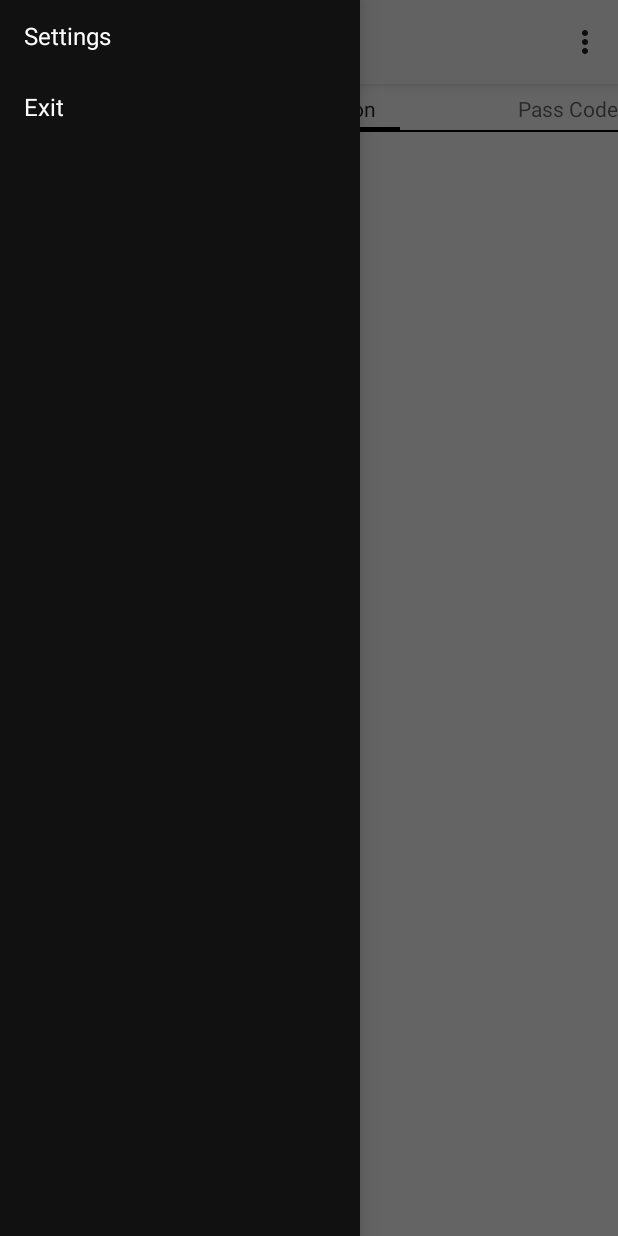
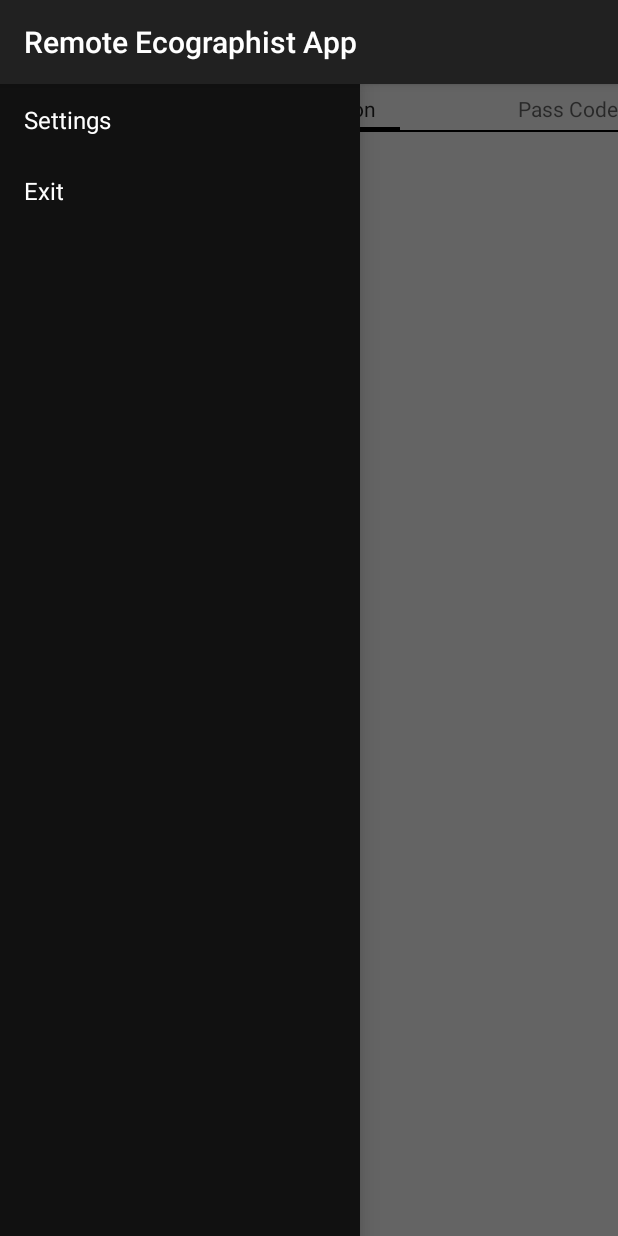
Before and after one commit to crs4/crs4-telemed, an Android app: the screen it shows after launch (EcoConfigActivity), with the side drawer open, on a phone screen of 412 x 824 dp. Run offline under Robolectric (Android 15) with nearby library versions, the phone set to English and light mode, and no system bars; our stand-ins replace Volley; network calls fail; pictures from the network do not load; 1 statement that could not run was skipped.

Commit message:
Changed to use DarkAactionBar theme and deleted custom toolbar

```diff
--- a/android_studio/EcoApp/app/build.gradle
+++ b/android_studio/EcoApp/app/build.gradle
@@ -6,7 +6,7 @@ android {
     buildToolsVersion "21.0.2"
 
     defaultConfig {
-        applicationId "it.crs4.most.eco_app"
+        applicationId "it.crs4.most.demo.ecoapp"
         minSdkVersion 15
         targetSdkVersion 21
         versionCode 1
--- a/android_studio/EcoApp/app/src/main/java/it/crs4/most/demo/ecoapp/EcoConfigActivity.java
+++ b/android_studio/EcoApp/app/src/main/java/it/crs4/most/demo/ecoapp/EcoConfigActivity.java
@@ -13,30 +13,24 @@ import it.crs4.most.demo.ecoapp.models.Device;
 import it.crs4.most.demo.ecoapp.models.EcoUser;
 import it.crs4.most.demo.ecoapp.models.Patient;
 import it.crs4.most.demo.ecoapp.models.Teleconsultation;
+
 import android.content.Intent;
 import android.content.res.AssetManager;
 import android.os.Bundle;
 import android.support.v4.app.Fragment;
 import android.support.v4.app.FragmentManager;
-import android.support.v7.app.ActionBar;
 import android.support.v7.app.ActionBarDrawerToggle;
 import android.support.v7.app.AppCompatActivity;
-import android.support.v7.widget.Toolbar;
 import android.util.Log;
-import android.view.Menu;
-import android.view.MenuInflater;
-import android.view.MenuItem;
-import android.widget.Toast;
 import android.support.v4.widget.DrawerLayout;
 import android.widget.ListView;
 import android.view.View;
 import android.widget.ArrayAdapter;
-import android.widget.AdapterView.OnItemClickListener;
 import android.widget.AdapterView;
 
 public class EcoConfigActivity extends AppCompatActivity implements IConfigBuilder {
 
-	private static String [] pages = { "User Selection",
+    private static String[] pages = {"User Selection",
             "Pass Code",
             "Emergency Patient Selection",
             "Summary",
@@ -44,9 +38,9 @@ public class EcoConfigActivity extends AppCompatActivity implements IConfigBuild
 
     private static String TAG = "MostViewPager";
 
-	private ConfigFragment [] configFragments = null;
+    private ConfigFragment[] configFragments = null;
 
-	private MostViewPager vpPager  = null;
+    private MostViewPager vpPager = null;
     private EcoUser ecoUser = null;
     private Patient patient = null;
     private Teleconsultation teleconsultation = null;
@@ -61,51 +55,9 @@ public class EcoConfigActivity extends AppCompatActivity implements IConfigBuild
     private RemoteConfigReader rcr;
 
     private DrawerLayout mDrawerLayout;
+    private ActionBarDrawerToggle mDrawerToggle;
     private ListView mDrawerList;
-	private ActionBarDrawerToggle mDrawerToggle;
-
-	private class DrawerItemClickListener implements ListView.OnItemClickListener {
-		String TAG = "DrawerItemClickListener";
-
-		@Override
-		public void onItemClick(AdapterView parent, View view, int position, long id) {
-			String value = (String) parent.getItemAtPosition(position);
-			Log.d(TAG, String.format("position %d, value %s", position, value));
-
-			switch (position){
-				case 0: //SETTINGS
-					Intent intent = new Intent(EcoConfigActivity.this, SettingsActivity.class);
-					startActivity(intent);
-					break;
-				case 1: //EXIT
-					finish();
-					break;
-
-			}
-		}
-	}
-
-//	/** Swaps fragments in the main content view */
-//	private void selectItem(int position) {
-//		// Create a new fragment and specify the planet to show based on position
-//		Fragment fragment = new PlanetFragment();
-//		Bundle args = new Bundle();
-//		args.putInt(PlanetFragment.ARG_PLANET_NUMBER, position);
-//		fragment.setArguments(args);
-//
-//		// Insert the fragment by replacing any existing fragment
-//		FragmentManager fragmentManager = getFragmentManager();
-//		fragmentManager.beginTransaction()
-//				.replace(R.id.content_frame, fragment)
-//				.commit();
-//
-//		// Highlight the selected item, update the title, and close the drawer
-//		mDrawerList.setItemChecked(position, true);
-//		setTitle(mPlanetTitles[position]);
-//		mDrawerLayout.closeDrawer(mDrawerList);
-//	}
-
-
+    private SmartFragmentStatePagerAdapter adapterViewPager;
 
     @Override
     protected void onCreate(Bundle savedInstanceState) {
@@ -113,43 +65,32 @@ public class EcoConfigActivity extends AppCompatActivity implements IConfigBuild
 
         this.configProps = loadProperties("uri.properties.default");
         this.configServerIP = this.configProps.getProperty("configServerIp");
-		this.configServerPort = Integer.valueOf(this.configProps.getProperty("configServerPort")).intValue();
+        this.configServerPort = Integer.valueOf(this.configProps.getProperty("configServerPort"));
         this.clientId = this.configProps.getProperty("clientId");
         this.clientSecret = this.configProps.getProperty("clientSecret");
-		this.rcr = new RemoteConfigReader(this, this.configServerIP, configServerPort, this.clientId,this.clientSecret);
+        this.rcr = new RemoteConfigReader(this, this.configServerIP,
+                configServerPort, this.clientId, this.clientSecret);
 
         setupConfigFragments();
         setContentView(R.layout.config_activity_main);
 
-		//setupActionBar();
-
         vpPager = (MostViewPager) findViewById(R.id.vpPager);
-        adapterViewPager = new MyPagerAdapter(this,getSupportFragmentManager());
+        adapterViewPager = new PagerAdapter(this, getSupportFragmentManager());
         vpPager.setAdapter(adapterViewPager);
         vpPager.setOnPageListener(pages);
-		Toolbar myToolbar = (Toolbar) findViewById(R.id.my_toolbar);
-		setSupportActionBar(myToolbar);
-        //android.support.v7.app.ActionBar actionBar = getSupportActionBar();
-        //actionBar.setDisplayHomeAsUpEnabled(true);
 
 
         mDrawerLayout = (DrawerLayout) findViewById(R.id.drawer_layout);
+        String[] drawerItems = {
+                getString(R.string.settings), getString(R.string.exit)
+        };
         mDrawerList = (ListView) findViewById(R.id.left_drawer);
-
-		// Set the adapter for the list view
-
-		String[] items = {"Settings", "Exit"};
-		mDrawerList.setAdapter(new ArrayAdapter<String>(this,
-				R.layout.drawer_list_item, items));
-		// Set the list's click listener
+        mDrawerList.setAdapter(new ArrayAdapter<>(this, R.layout.drawer_list_item, drawerItems));
         mDrawerList.setOnItemClickListener(new DrawerItemClickListener());
-
-
 
         mDrawerToggle = new ActionBarDrawerToggle(
                 this,                  /* host Activity */
                 mDrawerLayout,         /* DrawerLayout object */
-				myToolbar,
                 R.string.drawer_open,  /* "open drawer" description for accessibility */
                 R.string.drawer_close  /* "close drawer" description for accessibility */
         ) {
@@ -170,9 +111,6 @@ public class EcoConfigActivity extends AppCompatActivity implements IConfigBuild
         // Set the drawer toggle as the DrawerListener
         mDrawerLayout.setDrawerListener(mDrawerToggle);
 
-		getSupportActionBar().setDisplayHomeAsUpEnabled(true);
-		getSupportActionBar().setHomeButtonEnabled(true);
-
     }
 
     @Override
@@ -182,28 +120,11 @@ public class EcoConfigActivity extends AppCompatActivity implements IConfigBuild
         mDrawerToggle.syncState();
     }
 
-
-	@Override
-	public boolean onCreateOptionsMenu(Menu menu) {
-		MenuInflater inflater = getMenuInflater();
-		inflater.inflate(R.menu.config, menu);
-		return true;
-	}
-
-	private void setupActionBar()
-	{
-		ActionBar actionBar = getSupportActionBar();
-	    // add the custom view to the action bar
-	    actionBar.setCustomView(R.layout.config_actionbar_view);
-	    actionBar.setDisplayOptions(ActionBar.DISPLAY_SHOW_CUSTOM
-		        | ActionBar.DISPLAY_SHOW_HOME);
-	}
-
     private void setupConfigFragments() {
 
         this.configFragments = new ConfigFragment[this.pages.length];
 
-	   this.configFragments[0] = Fragment_UserSelection.newInstance(this,1, "User Selection");
+        this.configFragments[0] = Fragment_UserSelection.newInstance(this, 1, "User Selection");
         this.configFragments[1] = Fragment_EnterPasscode.newInstance(this, 2, "Enter passcode");
         this.configFragments[2] = Fragment_PatientSelection.newInstance(this, 3, "Patient Selection");
         this.configFragments[3] = Fragment_Summary.newInstance(this, 4, "Summary  ");
@@ -228,27 +149,21 @@ public class EcoConfigActivity extends AppCompatActivity implements IConfigBuild
             properties.load(inputStream);
 
         } catch (IOException e) {
-               // TODO Auto-generated catch block
-               Log.e("AssetsPropertyReader",e.toString());
+            Log.e("AssetsPropertyReader", e.toString());
         }
         return properties;
     }
 
-
-	private SmartFragmentStatePagerAdapter adapterViewPager;
-
     // Extend from SmartFragmentStatePagerAdapter now instead for more dynamic ViewPager items
-    public static class MyPagerAdapter extends SmartFragmentStatePagerAdapter {
+    public static class PagerAdapter extends SmartFragmentStatePagerAdapter {
 
         private EcoConfigActivity activity = null;
 
-        public MyPagerAdapter(EcoConfigActivity activity,FragmentManager fragmentManager) {
+        public PagerAdapter(EcoConfigActivity activity, FragmentManager fragmentManager) {
             super(fragmentManager);
             this.activity = activity;
 
         }
-
-
 
         // Returns total number of pages
         @Override
@@ -259,51 +174,43 @@ public class EcoConfigActivity extends AppCompatActivity implements IConfigBuild
         // Returns the fragment to display for that page
         @Override
         public Fragment getItem(int position) {
-        	Log.d(TAG,"Selected Page Item at pos:" + position);
+            Log.d(TAG, "Selected Page Item at pos:" + position);
 
-        	//  Toast.makeText(this.activity,      "getItem on position:::: " + position, Toast.LENGTH_SHORT).show();
-
-              if (position>=0 && position < pages.length)
+            if (position >= 0 && position < pages.length)
                 return this.activity.configFragments[position];
             else
                 return null;
         }
-
 
         // Returns the page title for the top indicator
         @Override
         public CharSequence getPageTitle(int position) {
             return pages[position];
         }
-
     }
-
 
     @Override
     public void listEcoUsers() {
-		this.vpPager.setInternalCurrentItem(0,0);
+        this.vpPager.setInternalCurrentItem(0, 0);
     }
 
     @Override
     public void setEcoUser(EcoUser user) {
         this.ecoUser = user;
-		Log.d(TAG, "User selected:" + String.format("%s %s ", user.getFirstName() , user.getLastName()));
-		if (this.ecoUser!=null)
-		{
-			this.vpPager.setInternalCurrentItem(1,0);
+        Log.d(TAG, "User selected:" + String.format("%s %s ", user.getFirstName(), user.getLastName()));
+        if (this.ecoUser != null) {
+            this.vpPager.setInternalCurrentItem(1, 0);
         }
     }
-
 
     @Override
     public EcoUser getEcoUser() {
         return this.ecoUser;
     }
 
-
     @Override
     public void listPatients() {
-		this.vpPager.setInternalCurrentItem(2,0);
+        this.vpPager.setInternalCurrentItem(2, 0);
     }
 
     @Override
@@ -313,13 +220,11 @@ public class EcoConfigActivity extends AppCompatActivity implements IConfigBuild
         this.vpPager.setInternalCurrentItem(3, 2);
     }
 
-
     @Override
     public void setTeleconsultation(Teleconsultation teleconsultation) {
         this.teleconsultation = teleconsultation;
         this.startTeleconsultationActivity();
     }
-
 
     @Override
     public Patient getPatient() {
@@ -327,12 +232,11 @@ public class EcoConfigActivity extends AppCompatActivity implements IConfigBuild
     }
 
 
-	private void startTeleconsultationActivity()
-	{
-		Intent i = new Intent(this,EcoTeleconsultationActivity.class);
-		Log.d(TAG,"STARTING ACTIVITY WITH ECO USER:" + this.ecoUser);
+    private void startTeleconsultationActivity() {
+        Intent i = new Intent(this, EcoTeleconsultationActivity.class);
+        Log.d(TAG, "STARTING ACTIVITY WITH ECO USER:" + this.ecoUser);
         i.putExtra("EcoUser", this.ecoUser);
-		i.putExtra("Teleconsultation" , this.teleconsultation);
+        i.putExtra("Teleconsultation", this.teleconsultation);
         startActivity(i);
     }
 
@@ -351,4 +255,25 @@ public class EcoConfigActivity extends AppCompatActivity implements IConfigBuild
         this.camera = camera;
     }
 
+    private class DrawerItemClickListener implements ListView.OnItemClickListener {
+        String TAG = "DrawerItemClickListener";
+
+        @Override
+        public void onItemClick(AdapterView parent, View view, int position, long id) {
+            String value = (String) parent.getItemAtPosition(position);
+            Log.d(TAG, String.format("position %d, value %s", position, value));
+
+            switch (position) {
+                case 0: //SETTINGS
+                    Intent intent = new Intent(EcoConfigActivity.this, SettingsActivity.class);
+                    startActivity(intent);
+                    break;
+                case 1: //EXIT
+                    finish();
+                    break;
+
             }
+        }
+    }
+
+}
--- a/android_studio/EcoApp/app/src/main/res/layout/config_activity_main.xml
+++ b/android_studio/EcoApp/app/src/main/res/layout/config_activity_main.xml
@@ -9,15 +9,6 @@
         android:layout_width="match_parent"
         android:layout_height="match_parent"
         android:orientation="vertical">
-
-        <android.support.v7.widget.Toolbar
-            android:id="@+id/my_toolbar"
-            android:layout_width="match_parent"
-            android:layout_height="?attr/actionBarSize"
-            android:background="?attr/colorPrimary"
-            android:elevation="4dp"
-            android:theme="@style/ThemeOverlay.AppCompat.ActionBar"
-            popupTheme="@style/ThemeOverlay.AppCompat.Light"/>
 
         <it.crs4.most.demo.ecoapp.MostViewPager
             android:id="@+id/vpPager"
--- a/android_studio/EcoApp/app/src/main/res/menu/config.xml
+++ b/android_studio/EcoApp/app/src/main/res/menu/config.xml
@@ -1,19 +1,20 @@
 <menu xmlns:android="http://schemas.android.com/apk/res/android"
-    xmlns:tools="http://schemas.android.com/tools"
-    tools:context="it.crs4.most.demo.ecoapp.EcoTeleconsultationActivity"
+      xmlns:app="http://schemas.android.com/apk/res-auto"
+      xmlns:tools="http://schemas.android.com/tools"
+      tools:context="it.crs4.most.demo.ecoapp.EcoTeleconsultationActivity"
     >
 
     <item
         android:id="@+id/action_exit"
+        app:showAsAction="never"
         android:orderInCategory="100"
         android:title="@string/action_exit"
-        android:showAsAction="always"
         />
 
     <item
         android:id="@+id/action_settings"
+        app:showAsAction="never"
         android:title="Settings"
-        android:showAsAction="never"
         />
 
 </menu>
--- a/android_studio/EcoApp/app/src/main/res/values/strings.xml
+++ b/android_studio/EcoApp/app/src/main/res/values/strings.xml
@@ -33,7 +33,7 @@
      <string name="exit">Exit</string>
      <string name="config_server_url">Config Server URL</string>
      <string name="preference_file_key">it.crs4.most.demo.preference_file_key</string>
-
+    <string name="remote_app">Remote Ecographist App</string>
 
 
 </resources>
--- a/android_studio/EcoApp/app/src/main/res/values/styles.xml
+++ b/android_studio/EcoApp/app/src/main/res/values/styles.xml
@@ -1,7 +1,7 @@
 <resources>
 
     <!-- Base application theme. -->
-    <style name="AppTheme" parent="Theme.AppCompat.Light.NoActionBar">
+    <style name="AppTheme" parent="Theme.AppCompat.Light.DarkActionBar">
         <!-- Customize your theme here. -->
 
     </style>
```
Also changed, not shown: android_studio/EcoApp/app/src/main/AndroidManifest.xml (+16 -13 lines). Lines whose indentation alone changed are shown as unchanged.
